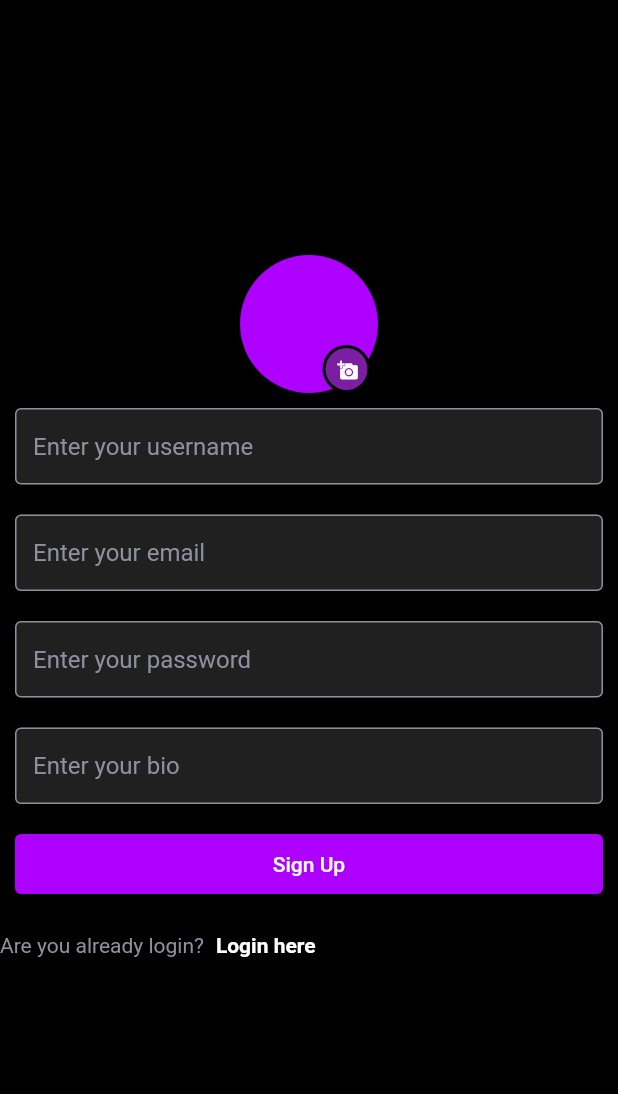
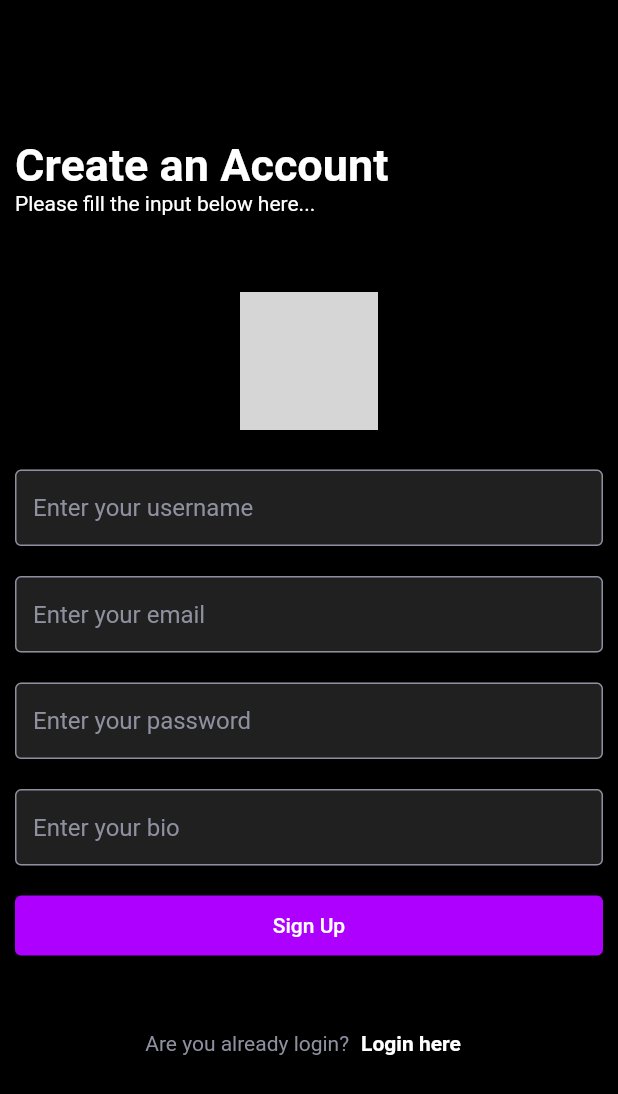
Before and after one commit to anand-a-j/piczo, a Flutter app: the screen it shows after launch, after a tap on "Sign Up", on a phone screen of 412 x 824 dp. Shown: the top 1094 px of the screen. Run offline on Flutter 3.47's test engine with Material 2 defaults, Android fonts, the phone set to English and light mode, and no system bars; our stand-ins replace cloud_firestore, firebase_auth, firebase_core, firebase_storage, get_time_ago, image_picker and 1 more; missing offline and left inert: animated_snack_bar; accounts and stored records are empty; network calls fail; grey boxes are pictures that could not be loaded.

Commit message:
update signup screen ui

```diff
--- a/lib/screens/login_screen/login_screen.dart
+++ b/lib/screens/login_screen/login_screen.dart
@@ -8,7 +8,7 @@ import 'package:piczo/utils/utils.dart';
 import 'package:piczo/widgets/custom_elevated_button.dart';
 import 'package:piczo/widgets/custom_text_field.dart';
 import 'package:provider/provider.dart';
-import 'widgets/sign_up_title.dart';
+import 'widgets/signup_button_title.dart';
 
 class LoginScreen extends StatelessWidget {
   LoginScreen({super.key});
@@ -51,7 +51,7 @@ class LoginScreen extends StatelessWidget {
             SizedBox(
               height: MediaQuery.sizeOf(context).height * 0.03,
             ),
-            const SignUpTitle()
+            const SignUpButtonTitle()
           ],
         ),
       ),
--- /dev/null
+++ b/lib/screens/login_screen/widgets/signup_button_title.dart
@@ -0,0 +1,36 @@
+import 'package:flutter/material.dart';
+import 'package:piczo/screens/signup_screen/signup_screen.dart';
+import 'package:piczo/utils/colors.dart';
+
+class SignUpButtonTitle extends StatelessWidget {
+  const SignUpButtonTitle({
+    super.key,
+  });
+
+  @override
+  Widget build(BuildContext context) {
+    return Row(
+      mainAxisAlignment: MainAxisAlignment.center,
+      children: [
+        const Text(
+          "Are you new here?",
+          style: TextStyle(color: kGrey),
+        ),
+        TextButton(
+          onPressed: () {
+            Navigator.push(
+              context,
+              MaterialPageRoute(
+                builder: (context) => const SignupScreen(),
+              ),
+            );
+          },
+          child: const Text(
+            "Sign Up",
+            style: TextStyle(color: kWhite, fontWeight: FontWeight.bold),
+          ),
+        ),
+      ],
+    );
+  }
+}
--- a/lib/screens/signup_screen/signup_screen.dart
+++ b/lib/screens/signup_screen/signup_screen.dart
@@ -5,11 +5,14 @@ import 'package:image_picker/image_picker.dart';
 import 'package:piczo/providers/loading_provider.dart';
 import 'package:piczo/resources/auth_methods.dart';
 import 'package:piczo/screens/login_screen/login_screen.dart';
+import 'package:piczo/screens/login_screen/widgets/signup_button_title.dart';
+import 'package:piczo/screens/signup_screen/widgets/sign_up_titles.dart';
 import 'package:piczo/utils/colors.dart';
 import 'package:piczo/utils/utils.dart';
 import 'package:piczo/widgets/custom_elevated_button.dart';
 import 'package:piczo/widgets/custom_text_field.dart';
 import 'package:provider/provider.dart';
+import 'widgets/login_button_title.dart';
 
 class SignupScreen extends StatefulWidget {
   const SignupScreen({super.key});
@@ -43,13 +46,11 @@ class _SignupScreenState extends State<SignupScreen> {
           username: _usernameController.text,
           bio: _bioController.text,
           file: _image!);
-      print(res);
       provider.changeIsLoading = false;
       if (res != "success" && context.mounted) {
         showSnackBar(res, context, AnimatedSnackBarType.success);
       } else {
-        Navigator.push(
-            context, MaterialPageRoute(builder: (context) => LoginScreen()));
+        openLoginScreen();
       }
     } else {
       provider.changeIsLoading = false;
@@ -57,23 +58,36 @@ class _SignupScreenState extends State<SignupScreen> {
     }
   }
 
+  openLoginScreen(){
+   Navigator.push(
+      context,
+      MaterialPageRoute(
+        builder: (context) => LoginScreen(),
+      ),
+    );
+  }
+
   @override
   Widget build(BuildContext context) {
     final provider = Provider.of<LoadingProvider>(context, listen: false);
     return Scaffold(
-      body: Column(
-        mainAxisAlignment: MainAxisAlignment.center,
+      body: SingleChildScrollView(
+        child: Column(
+          mainAxisAlignment: MainAxisAlignment.start,
+          crossAxisAlignment: CrossAxisAlignment.start,
           children: [
-          Stack(
+            const SignUpTitle(),
+            Center(
+              child: Stack(
                 children: [
                   _image != null
                       ? CircleAvatar(
                           radius: 46,
                           backgroundImage: MemoryImage(_image!),
                         )
-                  : CircleAvatar(
+                      : const CircleAvatar(
                           radius: 46,
-                      backgroundColor: primaryPurple,
+                          backgroundImage: NetworkImage("https://t3.ftcdn.net/jpg/00/64/67/80/240_F_64678017_zUpiZFjj04cnLri7oADnyMH0XBYyQghG.jpg"),
                         ),
                   Positioned(
                     bottom: 0,
@@ -95,14 +109,20 @@ class _SignupScreenState extends State<SignupScreen> {
                   ),
                 ],
               ),
+            ),
+            SizedBox(
+              height: MediaQuery.sizeOf(context).height * 0.020,
+            ),
             CustomTextField(
                 textController: _usernameController,
                 hintText: "Enter your username",
-              textInputType: TextInputType.text),
+                textInputType: TextInputType.text
+                ),
             CustomTextField(
                 textController: _emailController,
                 hintText: "Enter your email",
-              textInputType: TextInputType.emailAddress),
+                textInputType: TextInputType.emailAddress
+                ),
             CustomTextField(
               textController: _passwordController,
               hintText: "Enter your password",
@@ -124,25 +144,12 @@ class _SignupScreenState extends State<SignupScreen> {
                 );
               },
             ),
-          Row(
-            children: [
-              const Text(
-                "Are you already login?",
-                style: TextStyle(color: kGrey),
+            SizedBox(
+              height: MediaQuery.sizeOf(context).height * 0.03,
             ),
-              TextButton(
-                onPressed: () {
-                  Navigator.pushReplacement(context,
-                      MaterialPageRoute(builder: (context) => LoginScreen()));
-                },
-                child: const Text(
-                  "Login here",
-                  style: TextStyle(color: kWhite, fontWeight: FontWeight.bold),
+            const LoginButtonTitle()
+          ],
         ),
-              ),
-            ],
-          )
-        ],
       ),
     );
   }
--- a/lib/screens/login_screen/widgets/sign_up_title.dart
+++ b/lib/screens/signup_screen/widgets/login_button_title.dart
@@ -1,9 +1,9 @@
 import 'package:flutter/material.dart';
-import 'package:piczo/screens/signup_screen/signup_screen.dart';
+import 'package:piczo/screens/login_screen/login_screen.dart';
 import 'package:piczo/utils/colors.dart';
 
-class SignUpTitle extends StatelessWidget {
-  const SignUpTitle({
+class LoginButtonTitle extends StatelessWidget {
+  const LoginButtonTitle({
     super.key,
   });
 
@@ -13,20 +13,20 @@ class SignUpTitle extends StatelessWidget {
       mainAxisAlignment: MainAxisAlignment.center,
       children: [
         const Text(
-          "Are you new here?",
+          "Are you already login?",
           style: TextStyle(color: kGrey),
         ),
         TextButton(
           onPressed: () {
-            Navigator.push(
+            Navigator.pushReplacement(
               context,
               MaterialPageRoute(
-                builder: (context) => const SignupScreen(),
+                builder: (context) => LoginScreen(),
               ),
             );
           },
           child: const Text(
-            "Sign Up",
+            "Login here",
             style: TextStyle(color: kWhite, fontWeight: FontWeight.bold),
           ),
         ),
--- /dev/null
+++ b/lib/screens/signup_screen/widgets/sign_up_titles.dart
@@ -0,0 +1,35 @@
+import 'package:flutter/material.dart';
+import 'package:piczo/utils/colors.dart';
+
+class SignUpTitle extends StatelessWidget {
+  const SignUpTitle({super.key});
+
+  @override
+  Widget build(BuildContext context) {
+    return Padding(
+      padding: const EdgeInsets.all(10.0),
+      child: Column(
+        crossAxisAlignment: CrossAxisAlignment.start,
+        mainAxisAlignment: MainAxisAlignment.start,
+        children: [
+          SizedBox(
+            height: MediaQuery.sizeOf(context).height * 0.10,
+          ),
+          const Text(
+            "Create an Account",
+            style: TextStyle(
+                fontWeight: FontWeight.bold, fontSize: 30, color: kWhite),
+          ),
+          const Text(
+            "Please fill the input below here...",
+            style: TextStyle(
+                fontWeight: FontWeight.w400, fontSize: 14, color: kWhite),
+          ),
+          SizedBox(
+            height: MediaQuery.sizeOf(context).height * 0.05,
+          )
+        ],
+      ),
+    );
+  }
+}
```
Lines whose indentation alone changed are shown as unchanged.
